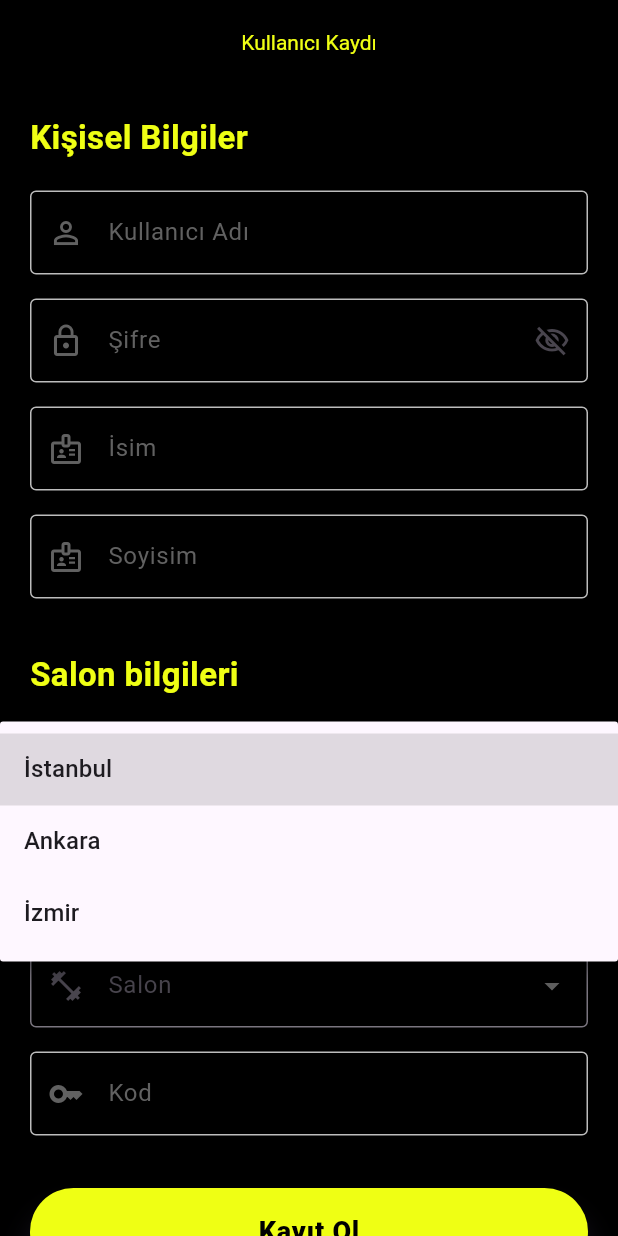
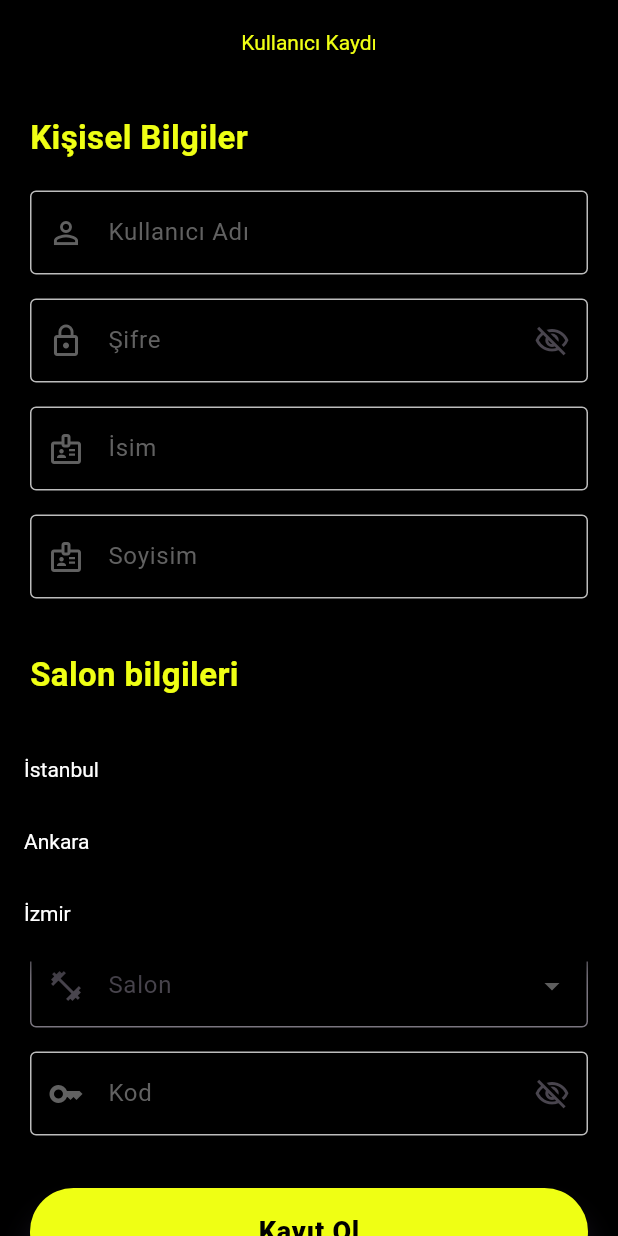
Before and after one commit to uluckabd/gymtactx, a Flutter app: the screen it shows after launch, after a tap on "İl", on a phone screen of 412 x 824 dp. Run offline on Flutter 3.47's test engine with Material 3 defaults, Android fonts, the phone set to English and light mode, and no system bars.

Commit message:
user_login_page widgets

```diff
--- a/lib/constants/app_color.dart
+++ b/lib/constants/app_color.dart
@@ -35,7 +35,7 @@ class AppColors {
 
   static const Color textFieldBackground = Color(0xFFFFFFFF);
 
-  static const Color textFieldText = Color(0xFF000000);
+  static const Color textFieldText = Colors.white;
 
   static const Color textFieldHint = Color(0xFF757575);
 
@@ -54,7 +54,7 @@ class AppColors {
   // ==================================================
 
   static const Color dropdownBackground = Color(0xFFFFFFFF);
-  static const Color dropdownText = Color(0xFF000000);
+  static const Color dropdownText = Colors.white;
   static const Color dropdownIcon = Color(0xFF616161);
   static const Color dropdownBorder = Color(0xFFBDBDBD);
 
--- a/lib/pages/user_login_page.dart
+++ b/lib/pages/user_login_page.dart
@@ -22,6 +22,7 @@ class _UserLoginPageState extends State<UserLoginPage> {
 
   // Şifre görünürlüğü
   bool _obscurePassword = true;
+  bool _obscureCode = true;
 
   // Seçilen değerler
   String? _selectedCity;
@@ -126,6 +127,7 @@ class _UserLoginPageState extends State<UserLoginPage> {
                   labelText: 'Şifre',
                   hintText: 'Şifrenizi girin',
                   icon: Icons.lock_outline,
+                  obscureText: _obscurePassword,
                   validator: (value) {
                     if (value == null || value.trim().isEmpty) {
                       return 'Şifre zorunludur.';
@@ -195,6 +197,8 @@ class _UserLoginPageState extends State<UserLoginPage> {
 
                 // İL
                 DropdownButtonFormField<String>(
+                  dropdownColor: Colors.black,
+                  style: TextStyle(color: AppColors.appBarText),
                   value: _selectedCity,
                   decoration: const InputDecoration(
                     labelText: 'İl',
@@ -228,6 +232,8 @@ class _UserLoginPageState extends State<UserLoginPage> {
 
                 // İLÇE
                 DropdownButtonFormField<String>(
+                  dropdownColor: Colors.black,
+                  style: TextStyle(color: AppColors.appBarText),
                   value: _selectedDistrict,
                   decoration: const InputDecoration(
                     labelText: 'İlçe',
@@ -262,6 +268,8 @@ class _UserLoginPageState extends State<UserLoginPage> {
 
                 // SALON
                 DropdownButtonFormField<String>(
+                  style: TextStyle(color: AppColors.appBarText),
+                  dropdownColor: Colors.black,
                   value: _selectedGym,
                   decoration: const InputDecoration(
                     labelText: 'Salon',
@@ -295,6 +303,7 @@ class _UserLoginPageState extends State<UserLoginPage> {
                   labelText: 'Kod',
                   hintText: 'Salon kodunuzu girin',
                   icon: Icons.key,
+                  obscureText: _obscureCode,
                   validator: (value) {
                     if (value == null || value.trim().isEmpty) {
                       return 'Salon kodu zorunludur.';
@@ -302,6 +311,18 @@ class _UserLoginPageState extends State<UserLoginPage> {
 
                     return null;
                   },
+                  suffixIcon: IconButton(
+                    onPressed: () {
+                      setState(() {
+                        _obscureCode = !_obscureCode;
+                      });
+                    },
+                    icon: Icon(
+                      _obscureCode
+                          ? Icons.visibility_off_outlined
+                          : Icons.visibility_outlined,
+                    ),
+                  ),
                 ),
 
                 const SizedBox(height: 35),
--- a/lib/widgets.dart
+++ b/lib/widgets.dart
@@ -63,7 +63,7 @@ class AppTextFormField extends StatelessWidget {
 
   final bool obscureText;
   final Widget? suffixIcon;
-  final TextInputAction? textInputAction;
+  final TextInputAction textInputAction;
   final TextInputType? keyboardType;
   final bool enabled;
 
@@ -80,10 +80,10 @@ class AppTextFormField extends StatelessWidget {
     // İsteğe bağlı değerler
     this.obscureText = false,
     this.suffixIcon,
-    this.textInputAction,
     this.keyboardType,
     this.enabled = true,
     this.border = const OutlineInputBorder(),
+    this.textInputAction = TextInputAction.next,
   });
 
   @override
```
